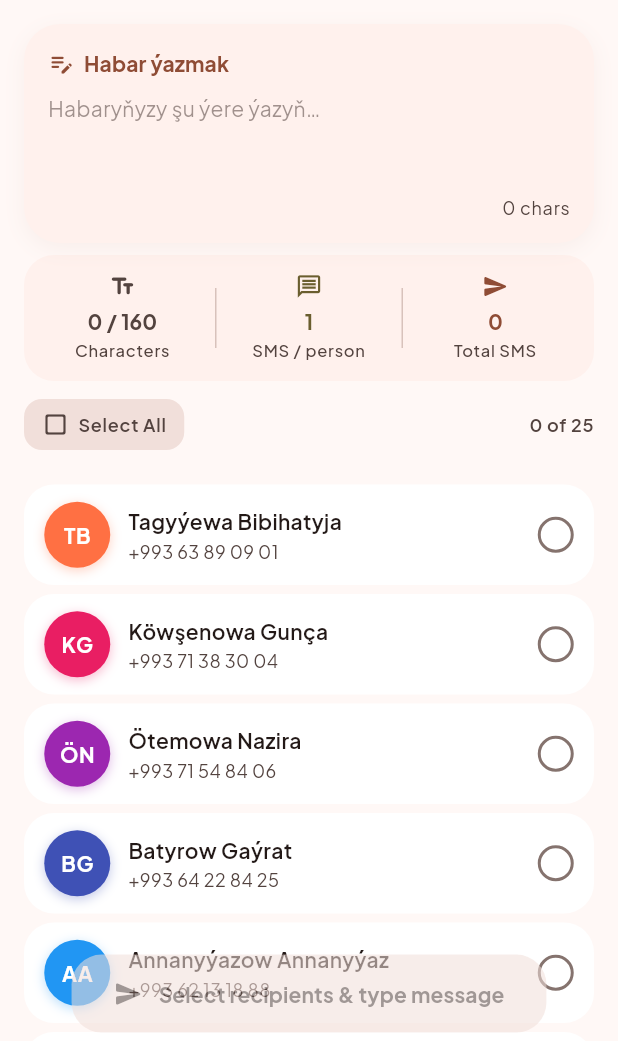
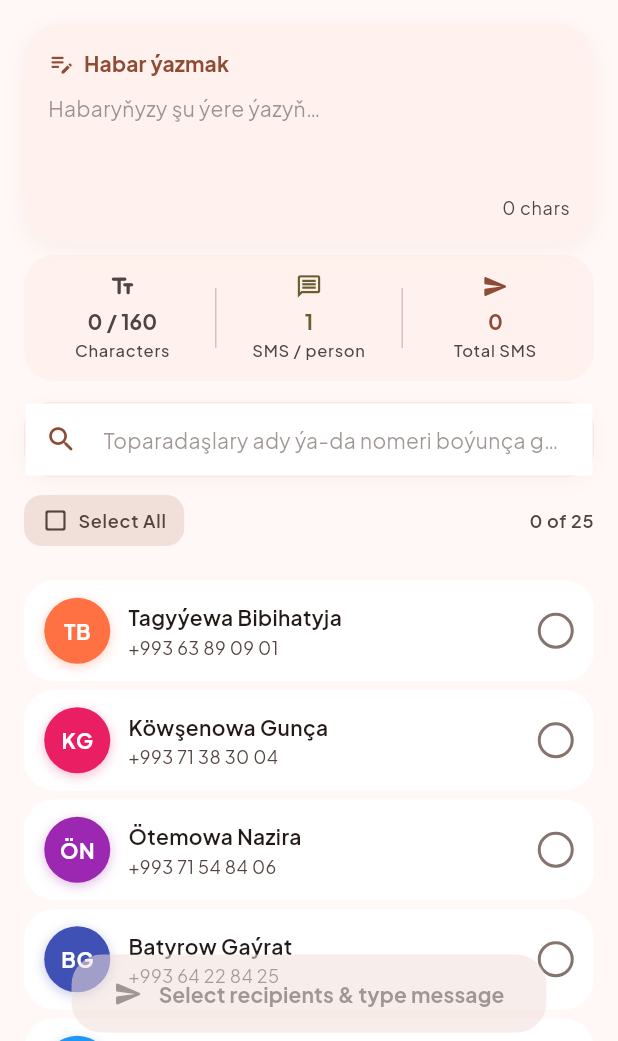
Before and after one commit to Abdyrahmanp/Kursdaslar, a Flutter app: the AnnouncementsScreen screen opened directly, on a phone screen of 412 x 824 dp, the part 195-1236 px from its top. Run offline on Flutter 3.47's test engine with Material 3 defaults, Android fonts, the phone set to English and light mode, and no system bars; our stand-ins replace flutter_riverpod, gap, google_fonts, permission_handler.

Commit message:
found_kontakt

```diff
--- a/lib/features/announcements/presentation/controllers/sms_dispatcher_controller.dart
+++ b/lib/features/announcements/presentation/controllers/sms_dispatcher_controller.dart
@@ -62,12 +62,14 @@ class SmsDispatcherState {
   final List<Student> students;
   final Set<String> selectedIds;
   final String message;
+  final String searchQuery;
   final DispatchStatus status;
 
   const SmsDispatcherState({
     required this.students,
     this.selectedIds = const {},
     this.message = '',
+    this.searchQuery = '',
     this.status = const DispatchIdle(),
   });
 
@@ -75,6 +77,7 @@ class SmsDispatcherState {
         students: StudentRepository.classStudents,
         selectedIds: {},
         message: '',
+        searchQuery: '',
         status: DispatchIdle(),
       );
 
@@ -106,18 +109,31 @@ class SmsDispatcherState {
   List<Student> get selectedStudents =>
       students.where((s) => selectedIds.contains(s.id)).toList();
 
+  List<Student> get filteredStudents {
+    if (searchQuery.trim().isEmpty) return students;
+    final q = searchQuery.trim().toLowerCase();
+    return students.where((s) {
+      final nameMatch = s.name.toLowerCase().contains(q);
+      final phoneMatch = s.phone.contains(q) ||
+          StudentRepository.normalizePhone(s.phone).contains(q);
+      return nameMatch || phoneMatch;
+    }).toList();
+  }
+
   // ── Copy ─────────────────────────────────────────────────────────────────
 
   SmsDispatcherState copyWith({
     List<Student>? students,
     Set<String>? selectedIds,
     String? message,
+    String? searchQuery,
     DispatchStatus? status,
   }) {
     return SmsDispatcherState(
       students: students ?? this.students,
       selectedIds: selectedIds ?? this.selectedIds,
       message: message ?? this.message,
+      searchQuery: searchQuery ?? this.searchQuery,
       status: status ?? this.status,
     );
   }
@@ -141,6 +157,10 @@ class SmsDispatcherNotifier extends Notifier<SmsDispatcherState> {
 
   void updateMessage(String value) {
     state = state.copyWith(message: value);
+  }
+
+  void updateSearchQuery(String query) {
+    state = state.copyWith(searchQuery: query);
   }
 
   // ── Selection ────────────────────────────────────────────────────────────
--- a/lib/features/announcements/presentation/screens/announcements_screen.dart
+++ b/lib/features/announcements/presentation/screens/announcements_screen.dart
@@ -28,6 +28,7 @@ class AnnouncementsScreen extends ConsumerStatefulWidget {
 
 class _AnnouncementsScreenState extends ConsumerState<AnnouncementsScreen> {
   final TextEditingController _msgCtrl = TextEditingController();
+  final TextEditingController _searchCtrl = TextEditingController();
   bool _dialogOpen = false;
 
   @override
@@ -41,6 +42,7 @@ class _AnnouncementsScreenState extends ConsumerState<AnnouncementsScreen> {
   @override
   void dispose() {
     _msgCtrl.dispose();
+    _searchCtrl.dispose();
     super.dispose();
   }
 
@@ -147,6 +149,9 @@ class _AnnouncementsScreenState extends ConsumerState<AnnouncementsScreen> {
               ),
             ),
           ),
+
+          // ── Search Card ──────────────────────────────────────────────────
+          SliverToBoxAdapter(child: _buildSearchCard(context, state)),
 
           // ── Sticky Selection Header ───────────────────────────────────────
           SliverPersistentHeader(
@@ -349,14 +354,97 @@ class _AnnouncementsScreenState extends ConsumerState<AnnouncementsScreen> {
     );
   }
 
+  // ── Search Card ───────────────────────────────────────────────────────────
+
+  Widget _buildSearchCard(BuildContext context, SmsDispatcherState state) {
+    final cs = Theme.of(context).colorScheme;
+    final tt = Theme.of(context).textTheme;
+
+    return Padding(
+      padding: const EdgeInsets.fromLTRB(16, 10, 16, 4),
+      child: Container(
+        decoration: BoxDecoration(
+          color: cs.surfaceContainerLow,
+          borderRadius: BorderRadius.circular(18),
+          border: Border.all(color: cs.outlineVariant.withAlpha(60)),
+          boxShadow: [
+            BoxShadow(
+              color: cs.primary.withAlpha(10),
+              blurRadius: 10,
+              offset: const Offset(0, 3),
+            ),
+          ],
+        ),
+        child: TextField(
+          controller: _searchCtrl,
+          onChanged: (val) {
+            ref.read(smsDispatcherProvider.notifier).updateSearchQuery(val);
+          },
+          style: tt.bodyMedium,
+          decoration: InputDecoration(
+            hintText: 'Toparadaşlary ady ýa-da nomeri boýunça gözlemek…',
+            hintStyle: tt.bodyMedium?.copyWith(
+              color: cs.onSurfaceVariant.withAlpha(140),
+              fontSize: 14,
+            ),
+            prefixIcon: Icon(Icons.search_rounded, color: cs.primary, size: 22),
+            suffixIcon: state.searchQuery.isNotEmpty
+                ? IconButton(
+                    icon: Icon(Icons.clear_rounded, size: 18, color: cs.onSurfaceVariant),
+                    onPressed: () {
+                      _searchCtrl.clear();
+                      ref.read(smsDispatcherProvider.notifier).updateSearchQuery('');
+                    },
+                  )
+                : null,
+            border: InputBorder.none,
+            enabledBorder: InputBorder.none,
+            focusedBorder: InputBorder.none,
+            contentPadding: const EdgeInsets.symmetric(vertical: 14, horizontal: 16),
+          ),
+        ),
+      ),
+    );
+  }
+
   // ── Student List ──────────────────────────────────────────────────────────
 
   Widget _buildStudentList(BuildContext context, SmsDispatcherState state) {
+    final list = state.filteredStudents;
+
+    if (list.isEmpty) {
+      return Center(
+        child: Padding(
+          padding: const EdgeInsets.all(32),
+          child: Column(
+            mainAxisAlignment: MainAxisAlignment.center,
+            children: [
+              Icon(
+                Icons.search_off_rounded,
+                size: 48,
+                color: Theme.of(context).colorScheme.onSurfaceVariant.withAlpha(120),
+              ),
+              const Gap(12),
+              Text(
+                'Gözlege laýyk talyp tapylmady',
+                style: Theme.of(context).textTheme.titleMedium?.copyWith(fontWeight: FontWeight.bold),
+              ),
+              const Gap(4),
+              Text(
+                'Nomeri ýa-da ady täzeden barlap görüň.',
+                style: Theme.of(context).textTheme.bodySmall?.copyWith(color: Theme.of(context).colorScheme.onSurfaceVariant),
+              ),
+            ],
+          ),
+        ),
+      );
+    }
+
     return ListView.builder(
       padding: const EdgeInsets.fromLTRB(16, 4, 16, 100),
-      itemCount: state.students.length,
+      itemCount: list.length,
       itemBuilder: (ctx, index) {
-        final student = state.students[index];
+        final student = list[index];
         return RecipientListTile(
           key: ValueKey(student.id),
           student: student,
```
Also changed, not shown: lib/features/auth/presentation/screens/login_screen.dart (+6 -2 lines), lib/shared/widgets/fifteen_text_field.dart (+14 -1 lines).
